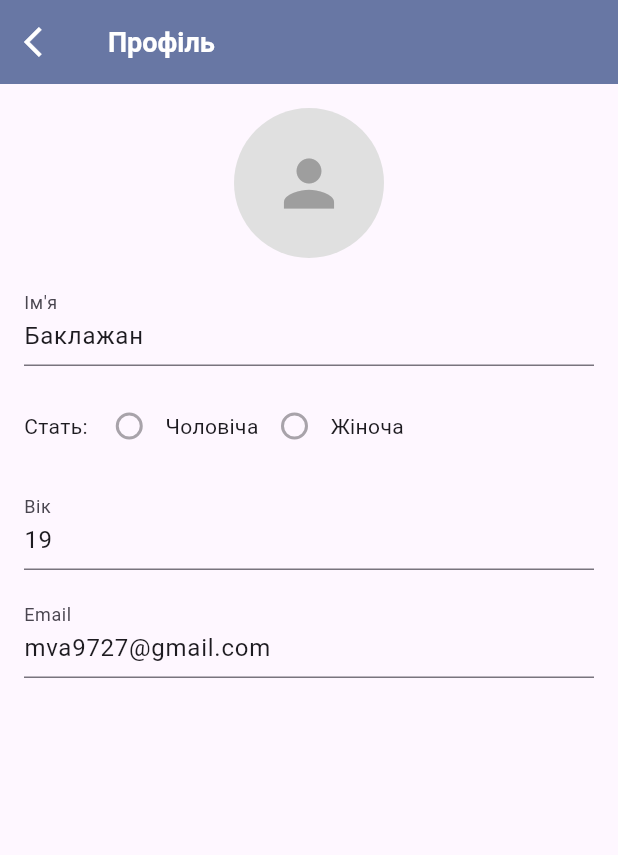
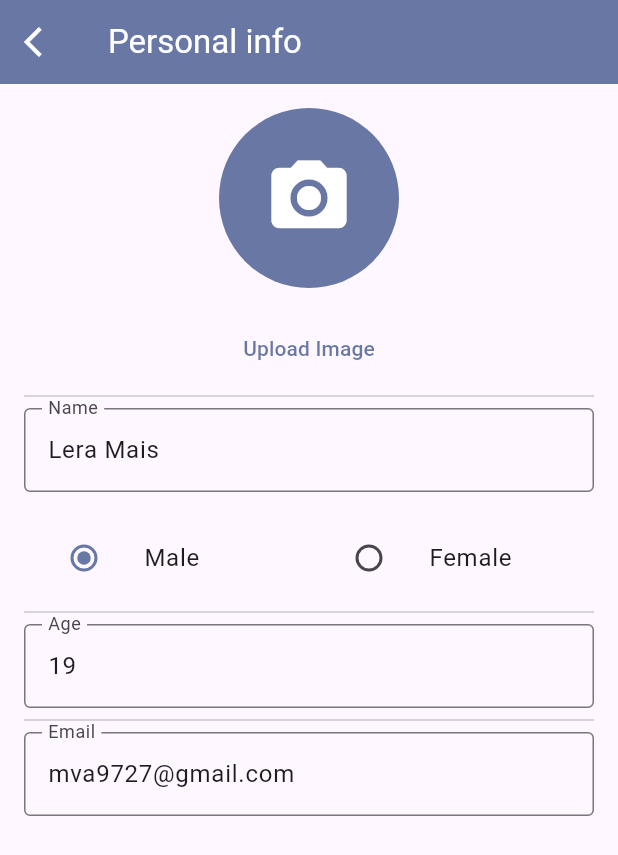
Before and after one commit to dkim-ua/English_hackathon, a Flutter app: the AccountSettingsPage screen opened by its route, on a phone screen of 412 x 824 dp. Shown: the top 855 px of the screen. Run offline on Flutter 3.47's test engine with Material 3 defaults, Android fonts, the phone set to English and light mode, and no system bars; our stand-ins replace auto_route, carousel_slider, flutter_chat_types, flutter_chat_ui, flutter_tts, syncfusion_flutter_charts; accounts and stored records are empty.

Commit message:
redesign account settings

```diff
--- a/lib/pages/general/chat/chat_page.dart
+++ b/lib/pages/general/chat/chat_page.dart
@@ -7,7 +7,7 @@ import 'package:flutter_chat_ui/flutter_chat_ui.dart';
 import 'package:flutter_chat_types/flutter_chat_types.dart' as types;
 import 'package:http/http.dart' as http;
 
-const String baseIP = '192.168.81.71:7050';
+const String baseIP = '192.168.137.1:7050';
 
 @RoutePage()
 class ChatPage extends StatefulWidget {
--- a/lib/pages/general/profile/profile_page.dart
+++ b/lib/pages/general/profile/profile_page.dart
@@ -11,7 +11,7 @@ class UserHeader extends StatelessWidget {
     return const ListTile(
       leading: Icon(Icons.account_circle, size: 50),
       title: Text('Lera Mais', style: TextStyle(fontWeight: FontWeight.bold)),
-      subtitle: Text('Pre-Intermediate'),
+      subtitle: Text('Pre-Intermediate',),
     );
   }
 }
@@ -90,7 +90,7 @@ class ClassSectionState extends State<ClassSection> {
                 borderRadius: BorderRadius.circular(10),
               ),
               child: const Center(
-                child: Text('Pre-Intermediate', textAlign: TextAlign.center),
+                child: Text('Pre-Intermediate',style: TextStyle(color: Colors.white), textAlign: TextAlign.center),
               ),
             ),
             Container(
@@ -100,7 +100,7 @@ class ClassSectionState extends State<ClassSection> {
                 borderRadius: BorderRadius.circular(10),
               ),
               child: const Center(
-                child: Text('Pre-Intermediate', textAlign: TextAlign.center),
+                child: Text('Pre-Intermediate',style: TextStyle(color: Colors.white), textAlign: TextAlign.center),
               ),
             ),
           ],
--- a/lib/pages/general/profile/settings_page/account_settings_page/account_settings_page.dart
+++ b/lib/pages/general/profile/settings_page/account_settings_page/account_settings_page.dart
@@ -1,102 +1,119 @@
-import 'package:auto_route/annotations.dart';
-import 'package:auto_route/auto_route.dart';
-import 'package:english_hakaton/route/route.gr.dart';
 import 'package:english_hakaton/theme/main_theme.dart';
 import 'package:flutter/material.dart';
 
-@RoutePage()
 class AccountSettingsPage extends StatefulWidget {
-  const AccountSettingsPage({super.key});
+  const AccountSettingsPage({Key? key}) : super(key: key);
 
   @override
   State<AccountSettingsPage> createState() => _AccountSettingsPageState();
 }
 
 class _AccountSettingsPageState extends State<AccountSettingsPage> {
-  final TextEditingController _nameController = TextEditingController(text: 'Баклажан');
+  final TextEditingController _nameController = TextEditingController(text: 'Lera Mais');
   final TextEditingController _emailController = TextEditingController(text: 'mva9727@gmail.com');
   int _age = 19;
+  String _selectedGender = 'male'; // initial selection
 
   @override
   Widget build(BuildContext context) {
     return Scaffold(
       appBar: AppBar(
-        backgroundColor: mainColor,
-        title: Text('Профіль',
-          style: TextStyle(
-            color: Colors.white,
-            fontSize: 18,
-            fontWeight: FontWeight.bold,
-          ),
-        ),
+        backgroundColor: mainColor, // Use the theme color
+        title: const Text('Personal info',style: TextStyle(color: Colors.white),),
         leading: IconButton(
-          icon: const Icon(Icons.arrow_back_ios, color: Colors.white), // Added back_ios icon
-          onPressed: () => context.router.replace(SettingsRoute()),
+          icon: const Icon(Icons.arrow_back_ios,color: Colors.white,),
+          onPressed: () {
+            Navigator.of(context).pop(); // Go back on press
+          },
         ),
       ),
-      body: Padding(
+      body: SingleChildScrollView( // Make it scrollable
         padding: const EdgeInsets.all(16.0),
         child: Column(
+          crossAxisAlignment: CrossAxisAlignment.center,
           children: [
             CircleAvatar(
-              radius: 50,
-              backgroundColor: Colors.grey[300],
-              child: const Icon(
-                Icons.person,
-                size: 50,
-                color: Colors.grey,
+              radius: 60, // Size of the circle
+              backgroundColor: mainColor, // Placeholder color
+              child: IconButton(
+                icon: const Icon(
+                  Icons.camera_alt,
+                  size: 60,
+                  color: Colors.white,
+                ),
+                onPressed: () {
+                  // TODO: Implement image upload functionality
+                },
               ),
             ),
             const SizedBox(height: 16),
-            TextField(
-              controller: _nameController,
-              decoration: const InputDecoration(
-                labelText: "Ім'я",
-              ),
+            TextButton(
+              onPressed: () {
+                // TODO: Implement image upload functionality
+              },
+              child: Text('Upload Image',style: TextStyle(color: mainColor),),
             ),
+            const Divider(),
+            _buildTextField(label: "Name", controller: _nameController),
             const SizedBox(height: 16),
             Row(
+              mainAxisAlignment: MainAxisAlignment.center,
               children: [
-                const Text('Стать: '),
-                Radio<String>(
-                  value: 'male',
-                  groupValue: null,
-                  onChanged: null,
-                  activeColor: mainColor,
-                ),
-                const Text('Чоловіча'),
-                Radio<String>(
-                  value: 'female',
-                  groupValue: null,
-                  onChanged: null,
-                  activeColor: mainColor,
-                ),
-                const Text('Жіноча'),
+                _buildGenderChoice('male', 'Male'),
+                _buildGenderChoice('female', 'Female'),
               ],
             ),
-            const SizedBox(height: 16),
-            TextField(
-              controller: TextEditingController(text: _age.toString()),
+            const Divider(),
+            _buildTextField(
+              label: "Age",
+              controller: TextEditingController(text: _age.toString()), // Display current age
               keyboardType: TextInputType.number,
-              decoration: const InputDecoration(
-                labelText: 'Вік',
-              ),
               onChanged: (value) {
                 setState(() {
-                  _age = int.tryParse(value) ?? 0;
+                  _age = int.tryParse(value) ?? _age; // Update age
                 });
               },
             ),
-            const SizedBox(height: 16),
-            TextField(
-              controller: _emailController,
-              decoration: const InputDecoration(
-                labelText: 'Email',
-              ),
-            ),
+            const Divider(),
+            _buildTextField(label: "Email", controller: _emailController),
           ],
         ),
       ),
     );
   }
+
+  Widget _buildTextField({
+    required String label,
+    required TextEditingController controller,
+    TextInputType keyboardType = TextInputType.text,
+    void Function(String)? onChanged,
+  }) {
+    return TextField(
+      controller: controller,
+      decoration: InputDecoration(
+        labelText: label,
+        border: const OutlineInputBorder(),
+      ),
+      keyboardType: keyboardType,
+      onChanged: onChanged,
+    );
+  }
+
+  Widget _buildGenderChoice(String value, String text) {
+    return Expanded(
+      child: ListTile(
+        title: Text(text),
+        leading: Radio<String>(
+          value: value,
+          groupValue: _selectedGender,
+          onChanged: (String? newValue) {
+            setState(() {
+              _selectedGender = newValue!;
+            });
+          },
+          activeColor: mainColor,
+        ),
+      ),
+    );
+  }
 }
```
